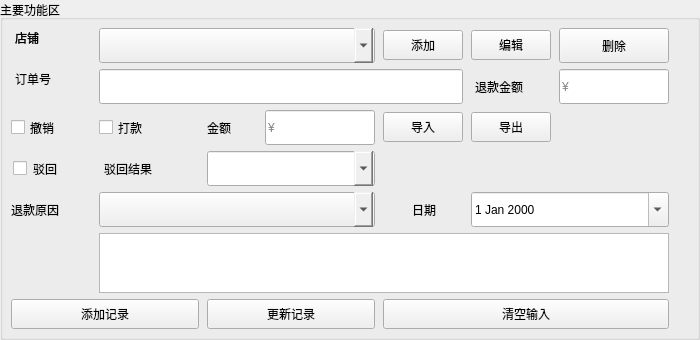
First picture: the form in input_panel.ui, repository 244727418/shouhou, before the edit.
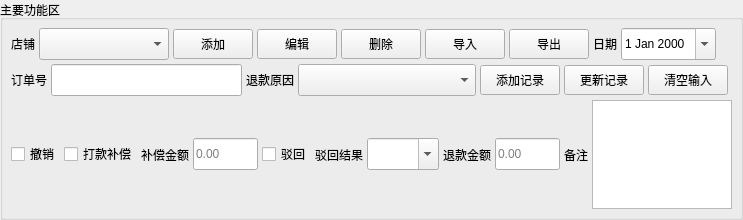
Second picture: the form after the edit.

Commit message: 修改布局

```diff
--- a/input_panel.ui
+++ b/input_panel.ui
@@ -7,7 +7,7 @@
     <x>0</x>
     <y>0</y>
     <width>700</width>
-    <height>300</height>
+    <height>220</height>
    </rect>
   </property>
   <property name="windowTitle">
@@ -16,13 +16,10 @@
   <property name="title">
    <string>主要功能区</string>
   </property>
-  <layout class="QGridLayout" name="gridLayout">
-   <property name="horizontalSpacing">
-    <number>8</number>
+  <layout class="QVBoxLayout" name="main_layout">
+   <property name="spacing">
+    <number>4</number>
    </property>
-   <property name="verticalSpacing">
-    <number>6</number>
-   </property>
    <property name="leftMargin">
     <number>8</number>
    </property>
@@ -30,46 +27,56 @@
     <number>8</number>
    </property>
    <property name="rightMargin">
-    <number>28</number>
+    <number>8</number>
    </property>
    <property name="bottomMargin">
     <number>8</number>
    </property>
-   
-   <!-- 第一行：店铺选择 -->
-   <item row="0" column="0">
+   <item>
+    <widget class="QWidget" name="top_row_widget" native="true">
+     <layout class="QHBoxLayout" name="top_row_layout">
+      <property name="spacing">
+       <number>4</number>
+      </property>
+      <property name="leftMargin">
+       <number>0</number>
+      </property>
+      <property name="topMargin">
+       <number>0</number>
+      </property>
+      <property name="rightMargin">
+       <number>0</number>
+      </property>
+      <property name="bottomMargin">
+       <number>0</number>
+      </property>
+      <item>
     <widget class="QLabel" name="store_label">
      <property name="text">
       <string>店铺</string>
      </property>
      <property name="alignment">
-      <set>Qt::AlignLeft</set>
-     </property>
-     <property name="minimumSize">
-      <size>
-       <width>40</width>
-       <height>30</height>
-      </size>
-     </property>
-     <property name="styleSheet">
-      <string notr="true">padding: 1px;</string>
+         <set>Qt::AlignLeft|Qt::AlignVCenter</set>
      </property>
     </widget>
    </item>
-   <item row="0" column="1" colspan="3">
+      <item>
     <widget class="QComboBox" name="store_combo">
      <property name="minimumSize">
       <size>
-       <width>200</width>
-       <height>35</height>
-      </size>
-     </property>
-     <property name="styleSheet">
-      <string notr="true">padding: 6px 12px; border: 1px solid #CBD5E0; border-radius: 8px; background-color: #ffffff; font-size: 12px; color: #2D3748; QComboBox::drop-down { border: none; } QComboBox::down-arrow { image: none; border-left: 4px solid transparent; border-right: 4px solid transparent; border-top: 6px solid #718096; width: 0; height: 0; } QComboBox::down-arrow:on { border-top: 6px solid #4A5568; }</string>
+          <width>0</width>
+          <height>32</height>
+         </size>
+        </property>
+        <property name="sizeAdjustPolicy">
+         <enum>QComboBox::AdjustToMinimumContentsLengthWithIcon</enum>
+        </property>
+        <property name="minimumContentsLength">
+         <number>10</number>
      </property>
     </widget>
    </item>
-   <item row="0" column="4">
+      <item>
     <widget class="QPushButton" name="add_store_btn">
      <property name="text">
       <string>添加</string>
@@ -79,13 +86,13 @@
      </property>
      <property name="minimumSize">
       <size>
-       <width>35</width>
+          <width>0</width>
        <height>30</height>
       </size>
      </property>
     </widget>
    </item>
-   <item row="0" column="5">
+      <item>
     <widget class="QPushButton" name="edit_store_btn">
      <property name="text">
       <string>编辑</string>
@@ -95,359 +102,389 @@
      </property>
      <property name="minimumSize">
       <size>
-       <width>35</width>
+          <width>0</width>
        <height>30</height>
       </size>
      </property>
     </widget>
    </item>
-   <item row="0" column="6">
+      <item>
     <widget class="QPushButton" name="delete_store_btn">
      <property name="text">
       <string>删除</string>
      </property>
-     <property name="toolTip">
-      <string>删除当前店铺及其所有数据</string>
-     </property>
+        <property name="minimumSize">
+         <size>
+          <width>0</width>
+          <height>30</height>
+         </size>
+        </property>
+       </widget>
+      </item>
+      <item>
+       <widget class="QPushButton" name="import_btn">
+        <property name="text">
+         <string>导入</string>
+        </property>
      <property name="minimumSize">
       <size>
-       <width>22</width>
-       <height>35</height>
+          <width>0</width>
+          <height>30</height>
       </size>
      </property>
     </widget>
    </item>
-   
-   <!-- 第二行：订单号和退款金额 -->
-   <item row="1" column="0">
+      <item>
+       <widget class="QPushButton" name="export_btn">
+        <property name="text">
+         <string>导出</string>
+        </property>
+        <property name="minimumSize">
+         <size>
+          <width>0</width>
+          <height>30</height>
+         </size>
+        </property>
+       </widget>
+      </item>
+      <item>
+       <widget class="QLabel" name="date_label">
+        <property name="text">
+         <string>日期</string>
+        </property>
+        <property name="alignment">
+         <set>Qt::AlignLeft|Qt::AlignVCenter</set>
+        </property>
+       </widget>
+      </item>
+      <item>
+       <widget class="QDateEdit" name="record_date_edit">
+        <property name="minimumSize">
+         <size>
+          <width>0</width>
+          <height>32</height>
+         </size>
+        </property>
+        <property name="calendarPopup">
+         <bool>true</bool>
+        </property>
+       </widget>
+      </item>
+      <item>
+       <spacer name="top_row_spacer">
+        <property name="orientation">
+         <enum>Qt::Horizontal</enum>
+        </property>
+        <property name="sizeHint" stdset="0">
+         <size>
+          <width>20</width>
+          <height>20</height>
+         </size>
+        </property>
+       </spacer>
+      </item>
+     </layout>
+    </widget>
+   </item>
+   <item>
+    <widget class="QWidget" name="middle_row_widget" native="true">
+     <layout class="QHBoxLayout" name="middle_row_layout">
+      <property name="spacing">
+       <number>4</number>
+      </property>
+      <property name="leftMargin">
+       <number>0</number>
+      </property>
+      <property name="topMargin">
+       <number>0</number>
+      </property>
+      <property name="rightMargin">
+       <number>0</number>
+      </property>
+      <property name="bottomMargin">
+       <number>0</number>
+      </property>
+      <item>
     <widget class="QLabel" name="order_label">
      <property name="text">
       <string>订单号</string>
      </property>
      <property name="alignment">
-      <set>Qt::AlignLeft</set>
-     </property>
-     <property name="minimumSize">
-      <size>
-       <width>50</width>
-       <height>30</height>
-      </size>
-     </property>
-     <property name="styleSheet">
-      <string notr="true">padding: 1px;</string>
+         <set>Qt::AlignLeft|Qt::AlignVCenter</set>
      </property>
     </widget>
    </item>
-   <item row="1" column="1" colspan="4">
+      <item>
     <widget class="QLineEdit" name="order_no_edit">
      <property name="minimumSize">
       <size>
-       <width>300</width>
-       <height>35</height>
-      </size>
-     </property>
-    </widget>
-   </item>
-   <item row="1" column="5">
-    <widget class="QLabel" name="refund_label">
+          <width>0</width>
+          <height>32</height>
+         </size>
+        </property>
+        <property name="maxLength">
+         <number>25</number>
+        </property>
+       </widget>
+      </item>
+      <item>
+       <widget class="QLabel" name="reason_label">
      <property name="text">
-      <string>退款金额</string>
-     </property>
+         <string>退款原因</string>
+        </property>
+        <property name="alignment">
+         <set>Qt::AlignLeft|Qt::AlignVCenter</set>
+        </property>
+       </widget>
+      </item>
+      <item>
+       <widget class="QComboBox" name="reason_combo">
      <property name="minimumSize">
       <size>
-       <width>65</width>
+          <width>0</width>
+          <height>32</height>
+         </size>
+        </property>
+        <property name="sizeAdjustPolicy">
+         <enum>QComboBox::AdjustToMinimumContentsLengthWithIcon</enum>
+        </property>
+        <property name="minimumContentsLength">
+         <number>16</number>
+        </property>
+       </widget>
+      </item>
+      <item>
+       <widget class="QPushButton" name="add_btn">
+        <property name="text">
+         <string>添加记录</string>
+        </property>
+        <property name="minimumSize">
+         <size>
+          <width>0</width>
        <height>30</height>
       </size>
      </property>
-     <property name="styleSheet">
-      <string notr="true">padding: 1px;</string>
-     </property>
-    </widget>
-   </item>
-   <item row="1" column="6">
-    <widget class="QLineEdit" name="refund_amount_edit">
-     <property name="placeholderText">
-      <string>¥</string>
+       </widget>
+      </item>
+      <item>
+       <widget class="QPushButton" name="update_btn">
+        <property name="text">
+         <string>更新记录</string>
+        </property>
+        <property name="minimumSize">
+         <size>
+          <width>0</width>
+          <height>30</height>
+         </size>
+        </property>
+       </widget>
+      </item>
+      <item>
+       <widget class="QPushButton" name="clear_btn">
+        <property name="text">
+         <string>清空输入</string>
      </property>
      <property name="minimumSize">
       <size>
-       <width>80</width>
-       <height>35</height>
+          <width>0</width>
+          <height>30</height>
       </size>
      </property>
     </widget>
    </item>
-   
-   <!-- 第三行：复选框组和补偿金额 -->
-   <item row="2" column="0">
+      <item>
+       <widget class="QWidget" name="ai_button_placeholder" native="true">
+        <layout class="QHBoxLayout" name="ai_button_layout">
+         <property name="spacing">
+          <number>0</number>
+         </property>
+         <property name="leftMargin">
+          <number>0</number>
+         </property>
+         <property name="topMargin">
+          <number>0</number>
+         </property>
+         <property name="rightMargin">
+          <number>0</number>
+         </property>
+         <property name="bottomMargin">
+          <number>0</number>
+         </property>
+        </layout>
+       </widget>
+      </item>
+     </layout>
+    </widget>
+   </item>
+   <item>
+    <widget class="QWidget" name="bottom_row_widget" native="true">
+     <layout class="QHBoxLayout" name="bottom_row_layout">
+      <property name="spacing">
+       <number>4</number>
+      </property>
+      <property name="leftMargin">
+       <number>0</number>
+      </property>
+      <property name="topMargin">
+       <number>0</number>
+      </property>
+      <property name="rightMargin">
+       <number>0</number>
+      </property>
+      <property name="bottomMargin">
+       <number>0</number>
+      </property>
+      <item>
     <widget class="QCheckBox" name="cancel_check">
      <property name="text">
       <string>撤销</string>
      </property>
      <property name="minimumSize">
       <size>
-       <width>80</width>
-       <height>25</height>
+          <width>0</width>
+          <height>30</height>
       </size>
      </property>
     </widget>
    </item>
-   <item row="2" column="1">
+      <item>
     <widget class="QCheckBox" name="compensate_check">
      <property name="text">
-      <string>打款</string>
+         <string>打款补偿</string>
      </property>
      <property name="minimumSize">
       <size>
-       <width>100</width>
-       <height>25</height>
+          <width>0</width>
+          <height>30</height>
       </size>
      </property>
     </widget>
    </item>
-   <item row="2" column="2">
+      <item>
     <widget class="QLabel" name="comp_label">
      <property name="text">
-      <string>金额</string>
-     </property>
-     <property name="minimumSize">
-      <size>
-       <width>50</width>
-       <height>30</height>
-      </size>
+         <string>补偿金额</string>
+        </property>
+        <property name="alignment">
+         <set>Qt::AlignLeft|Qt::AlignVCenter</set>
      </property>
     </widget>
    </item>
-   <item row="2" column="3">
+      <item>
     <widget class="QLineEdit" name="comp_amount_edit">
+        <property name="minimumSize">
+         <size>
+          <width>65</width>
+          <height>32</height>
+         </size>
+        </property>
      <property name="placeholderText">
-      <string>¥</string>
-     </property>
-     <property name="minimumSize">
-      <size>
-       <width>80</width>
-       <height>35</height>
-      </size>
-     </property>
-    </widget>
-   </item>
-   
-   <!-- 导入导出按钮 -->
-   <item row="2" column="4">
-    <widget class="QPushButton" name="import_btn">
-     <property name="text">
-      <string>导入</string>
-     </property>
-     <property name="toolTip">
-      <string>导入Excel文件</string>
-     </property>
-     <property name="minimumSize">
-      <size>
-       <width>50</width>
-       <height>30</height>
-      </size>
-     </property>
-    </widget>
-   </item>
-   <item row="2" column="5">
-    <widget class="QPushButton" name="export_btn">
-     <property name="text">
-      <string>导出</string>
-     </property>
-     <property name="toolTip">
-      <string>导出Excel文件</string>
-     </property>
-     <property name="minimumSize">
-      <size>
-       <width>50</width>
-       <height>30</height>
-      </size>
-     </property>
-    </widget>
-   </item>
-   
-   <!-- 第四行：驳回相关 -->
-   <item row="3" column="0">
+         <string>0.00</string>
+        </property>
+       </widget>
+      </item>
+      <item>
     <widget class="QCheckBox" name="reject_check">
      <property name="text">
       <string>驳回</string>
      </property>
      <property name="minimumSize">
       <size>
-       <width>78</width>
-       <height>25</height>
-      </size>
-     </property>
-     <property name="styleSheet">
-      <string notr="true">padding-left: 2px;</string>
-     </property>
-    </widget>
-   </item>
-   <item row="3" column="1">
+          <width>0</width>
+          <height>30</height>
+         </size>
+        </property>
+       </widget>
+      </item>
+      <item>
     <widget class="QLabel" name="reject_result_label">
      <property name="text">
       <string>驳回结果</string>
      </property>
-     <property name="minimumSize">
-      <size>
-       <width>58</width>
-       <height>30</height>
-      </size>
-     </property>
-     <property name="styleSheet">
-      <string notr="true">padding-left: 2px;</string>
+        <property name="alignment">
+         <set>Qt::AlignLeft|Qt::AlignVCenter</set>
      </property>
     </widget>
    </item>
-   <item row="3" column="2" colspan="2">
+      <item>
     <widget class="QComboBox" name="reject_result_combo">
      <property name="minimumSize">
       <size>
-       <width>150</width>
-       <height>35</height>
+          <width>0</width>
+          <height>32</height>
       </size>
      </property>
      <property name="editable">
       <bool>true</bool>
      </property>
-     <property name="styleSheet">
-      <string notr="true">padding: 6px 12px; border: 1px solid #CBD5E0; border-radius: 8px; background-color: #ffffff; font-size: 12px; color: #2D3748; QComboBox::drop-down { border: none; } QComboBox::down-arrow { image: none; border-left: 4px solid transparent; border-right: 4px solid transparent; border-top: 6px solid #718096; width: 0; height: 0; } QComboBox::down-arrow:on { border-top: 6px solid #4A5568; }</string>
-     </property>
-    </widget>
-   </item>
-   
-   <!-- 第五行：退款原因和日期 -->
-   <item row="4" column="0">
-    <widget class="QLabel" name="reason_label">
+       </widget>
+      </item>
+      <item>
+       <widget class="QLabel" name="refund_label">
      <property name="text">
-      <string>退款原因</string>
-     </property>
-     <property name="minimumSize">
-      <size>
-       <width>70</width>
-       <height>30</height>
-      </size>
-     </property>
-    </widget>
-   </item>
-   <item row="4" column="1" colspan="3">
-    <widget class="QComboBox" name="reason_combo">
-     <property name="minimumSize">
-      <size>
-       <width>250</width>
-       <height>35</height>
-      </size>
-     </property>
-     <property name="styleSheet">
-      <string notr="true">padding: 6px 12px; border: 1px solid #CBD5E0; border-radius: 8px; background-color: #ffffff; font-size: 12px; color: #2D3748; QComboBox::drop-down { border: none; } QComboBox::down-arrow { image: none; border-left: 4px solid transparent; border-right: 4px solid transparent; border-top: 6px solid #718096; width: 0; height: 0; } QComboBox::down-arrow:on { border-top: 6px solid #4A5568; }</string>
-     </property>
-    </widget>
-   </item>
-   <item row="4" column="4">
-    <widget class="QLabel" name="date_label">
-     <property name="text">
-      <string>日期</string>
-     </property>
+         <string>退款金额</string>
+        </property>
      <property name="alignment">
-      <set>Qt::AlignCenter</set>
-     </property>
-     <property name="minimumSize">
-      <size>
-       <width>26</width>
-       <height>30</height>
-      </size>
-     </property>
-     <property name="styleSheet">
-      <string notr="true">margin-left: 2px;</string>
-     </property>
-    </widget>
-   </item>
-   <item row="4" column="5" colspan="2">
-    <widget class="QDateEdit" name="record_date_edit">
+         <set>Qt::AlignLeft|Qt::AlignVCenter</set>
+        </property>
+       </widget>
+      </item>
+      <item>
+       <widget class="QLineEdit" name="refund_amount_edit">
      <property name="minimumSize">
       <size>
-       <width>120</width>
-       <height>35</height>
-      </size>
-     </property>
-     <property name="calendarPopup">
-      <bool>true</bool>
+          <width>65</width>
+          <height>32</height>
+         </size>
+        </property>
+        <property name="placeholderText">
+         <string>0.00</string>
      </property>
     </widget>
    </item>
-   
-   <!-- 第一行：店铺选择 -->
-   <item row="0" column="0">
-    <widget class="QLabel" name="store_label">
+      <item>
+       <widget class="QLabel" name="notes_label">
      <property name="text">
-      <string>店铺</string>
+         <string>备注</string>
      </property>
      <property name="alignment">
-      <set>Qt::AlignLeft</set>
-     </property>
-     <property name="minimumSize">
-      <size>
-       <width>40</width>
-       <height>30</height>
-      </size>
-     </property>
-     <property name="styleSheet">
-      <string notr="true">padding: 1px;</string>
-     </property>
-    </widget>
-   </item>
-   <item row="5" column="1" colspan="6">
+         <set>Qt::AlignLeft|Qt::AlignVCenter</set>
+        </property>
+       </widget>
+      </item>
+      <item>
     <widget class="QTextEdit" name="notes_edit">
      <property name="minimumSize">
       <size>
-       <width>0</width>
-       <height>60</height>
+          <width>140</width>
+          <height>30</height>
       </size>
      </property>
      <property name="maximumHeight">
-      <number>80</number>
-     </property>
-    </widget>
-   </item>
-   
-   <!-- 第七行：操作按钮 -->
-   <item row="6" column="0" colspan="2">
-    <widget class="QPushButton" name="add_btn">
-     <property name="text">
-      <string>添加记录</string>
-     </property>
-     <property name="minimumSize">
-      <size>
-       <width>90</width>
-       <height>30</height>
-      </size>
+         <number>34</number>
+        </property>
+        <property name="verticalScrollBarPolicy">
+         <enum>Qt::ScrollBarAlwaysOff</enum>
+        </property>
+        <property name="horizontalScrollBarPolicy">
+         <enum>Qt::ScrollBarAlwaysOff</enum>
      </property>
     </widget>
    </item>
-   <item row="6" column="2" colspan="2">
-    <widget class="QPushButton" name="update_btn">
-     <property name="text">
-      <string>更新记录</string>
-     </property>
-     <property name="minimumSize">
+      <item>
+       <spacer name="bottom_row_spacer">
+        <property name="orientation">
+         <enum>Qt::Horizontal</enum>
+        </property>
+        <property name="sizeHint" stdset="0">
       <size>
-       <width>90</width>
-       <height>30</height>
-      </size>
-     </property>
-    </widget>
-   </item>
-   <item row="6" column="4" colspan="3">
-    <widget class="QPushButton" name="clear_btn">
-     <property name="text">
-      <string>清空输入</string>
-     </property>
-     <property name="minimumSize">
-      <size>
-       <width>90</width>
-       <height>30</height>
-      </size>
-     </property>
+          <width>20</width>
+          <height>20</height>
+         </size>
+        </property>
+       </spacer>
+      </item>
+     </layout>
     </widget>
    </item>
   </layout>
```
Left out of the diff: 6 changed lines with no effect on the pictures. Lines whose indentation alone changed are shown as unchanged. The commit also changes 5 other files.
